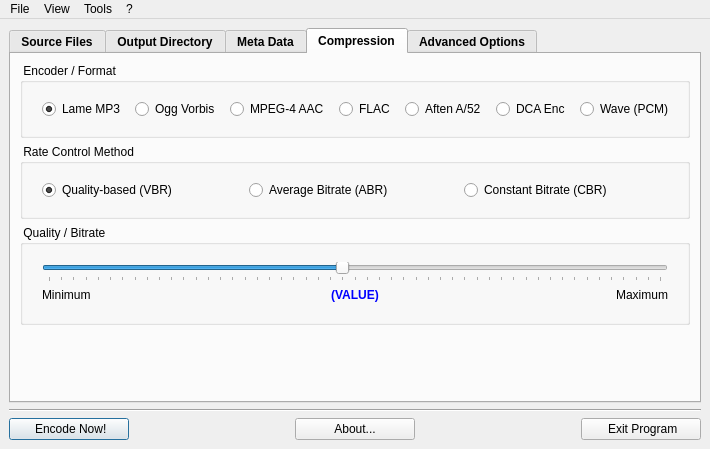
This is LameXP_QT/gui/MainWindow.ui in manojkumardshenoy/mulder as Qt 5 draws it before an edit. The edited form follows.
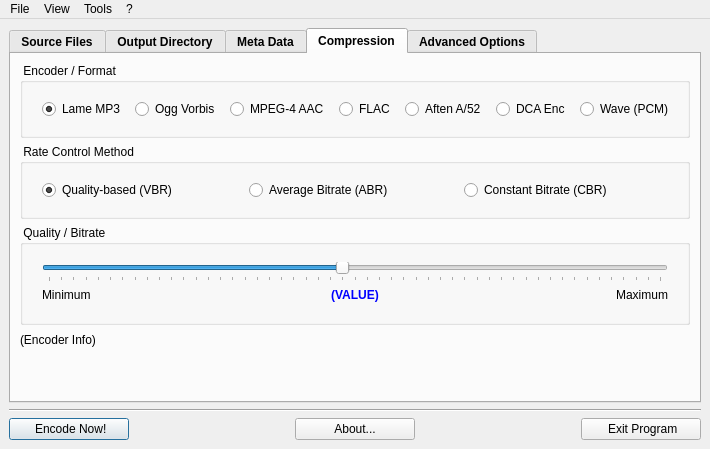
This is the edited form. The open tabs and pages were chosen to show the change. Icons and pictures are not drawn.

Diff of the .ui file:
```diff
--- a/LameXP_QT/gui/MainWindow.ui
+++ b/LameXP_QT/gui/MainWindow.ui
@@ -1194,6 +1194,35 @@
               </layout>
              </widget>
             </item>
+            <item>
+             <spacer name="verticalSpacer_32">
+              <property name="orientation">
+               <enum>Qt::Vertical</enum>
+              </property>
+              <property name="sizeType">
+               <enum>QSizePolicy::Fixed</enum>
+              </property>
+              <property name="sizeHint" stdset="0">
+               <size>
+                <width>20</width>
+                <height>2</height>
+               </size>
+              </property>
+             </spacer>
+            </item>
+            <item>
+             <widget class="QLabel" name="labelEncoderInfo">
+              <property name="font">
+               <font>
+                <weight>50</weight>
+                <bold>false</bold>
+               </font>
+              </property>
+              <property name="text">
+               <string notr="true">(Encoder Info)</string>
+              </property>
+             </widget>
+            </item>
             <item>
              <spacer name="verticalSpacer_2">
               <property name="orientation">
```
